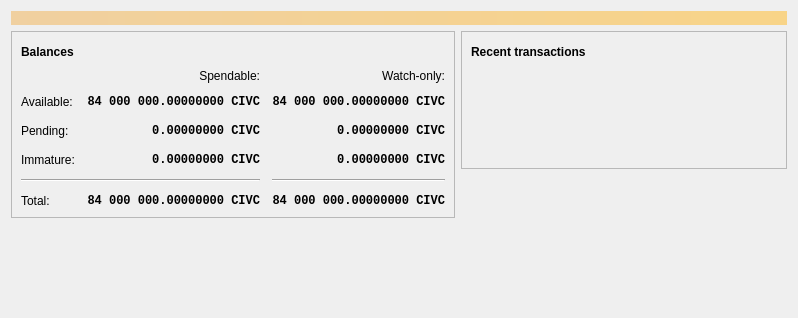
Above: src/qt/forms/overviewpage.ui from CivicLight/CivicNet before the change. Below: the same form after it.
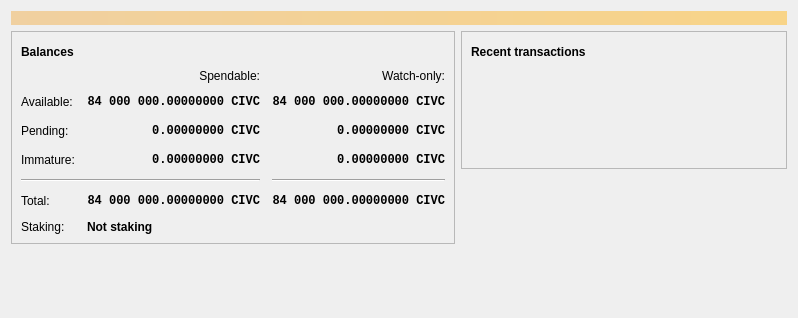
That is the form after the change. Icons and pictures are not drawn. Custom widgets are drawn as their Qt base class.

Commit message: qt: Add staking-only wallet unlock, staking status UI, and CivicNet branding

Diff of the .ui file:
```diff
--- a/src/qt/forms/overviewpage.ui
+++ b/src/qt/forms/overviewpage.ui
@@ -366,6 +366,26 @@
               </property>
              </widget>
             </item>
+            <item row="9" column="0">
+             <widget class="QLabel" name="labelStakingText">
+              <property name="text">
+               <string>Staking:</string>
+              </property>
+             </widget>
+            </item>
+            <item row="9" column="1">
+             <widget class="QLabel" name="labelStakingStatus">
+              <property name="font">
+               <font>
+                <weight>75</weight>
+                <bold>true</bold>
+               </font>
+              </property>
+              <property name="text">
+               <string notr="true">Not staking</string>
+              </property>
+             </widget>
+            </item>
             <item row="1" column="2">
              <widget class="QLabel" name="labelWatchAvailable">
               <property name="font">
```
The commit also changes 16 other files.
